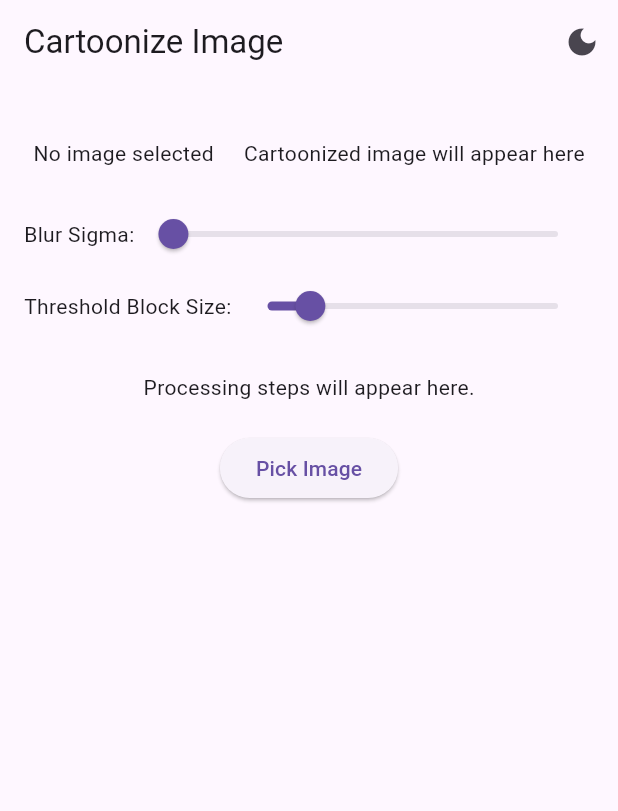
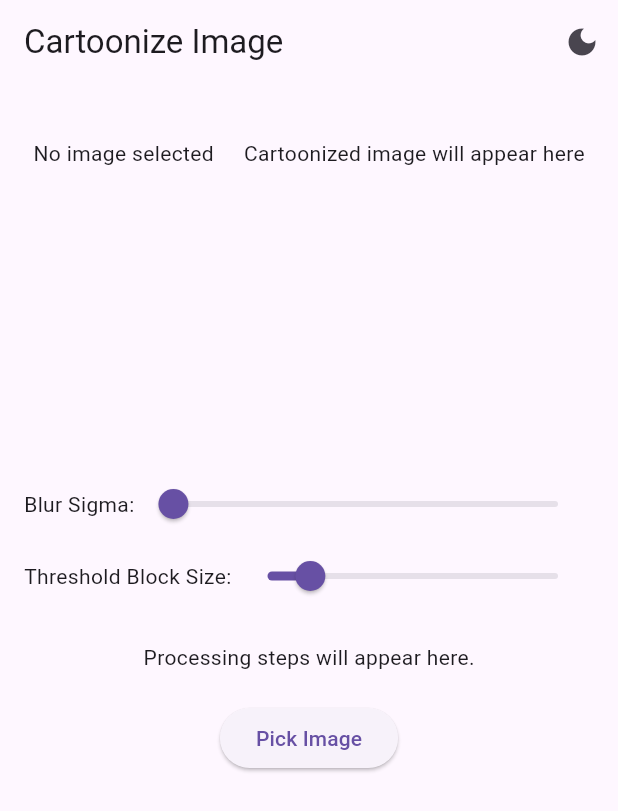
Before and after one commit to abdelaziz-mahdy/flutter_toon_it, a Flutter app: the screen it shows after launch, on a phone screen of 412 x 824 dp. Shown: the top 811 px of the screen. Run offline on Flutter 3.47's test engine with Material 3 defaults, Android fonts, the phone set to English and light mode, and no system bars; our stand-ins replace image_picker; missing offline and left inert: opencv_dart.

Commit message:
fix layout

```diff
--- a/lib/main.dart
+++ b/lib/main.dart
@@ -168,24 +168,28 @@ class _CartoonizeHomePageState extends State<CartoonizeHomePage> {
     return Padding(
       padding: const EdgeInsets.all(16.0),
       child: SingleChildScrollView(
-        child: SizedBox(
-          height: 610,
         child: Column(
           children: [
             const SizedBox(height: 20),
             Wrap(
               children: [
-                  _originalImage != null
+                SizedBox(
+                  height: 200,
+                  child: _originalImage != null
                       ? Image.memory(_originalImage!, height: 200)
                       : const Text("No image selected"),
+                ),
                 const SizedBox(
                   height: 20,
                   width: 20,
                 ),
                 if (_isProcessing) const CircularProgressIndicator(),
-                  _cartoonImage != null
+                SizedBox(
+                  height: 200,
+                  child: _cartoonImage != null
                       ? Image.memory(_cartoonImage!, height: 200)
                       : const Text("Cartoonized image will appear here"),
+                ),
               ],
             ),
             const SizedBox(height: 20),
@@ -198,7 +202,6 @@ class _CartoonizeHomePageState extends State<CartoonizeHomePage> {
               child: const Text("Pick Image"),
             ),
           ],
-          ),
         ),
       ),
     );
```
Lines whose indentation alone changed are shown as unchanged.
